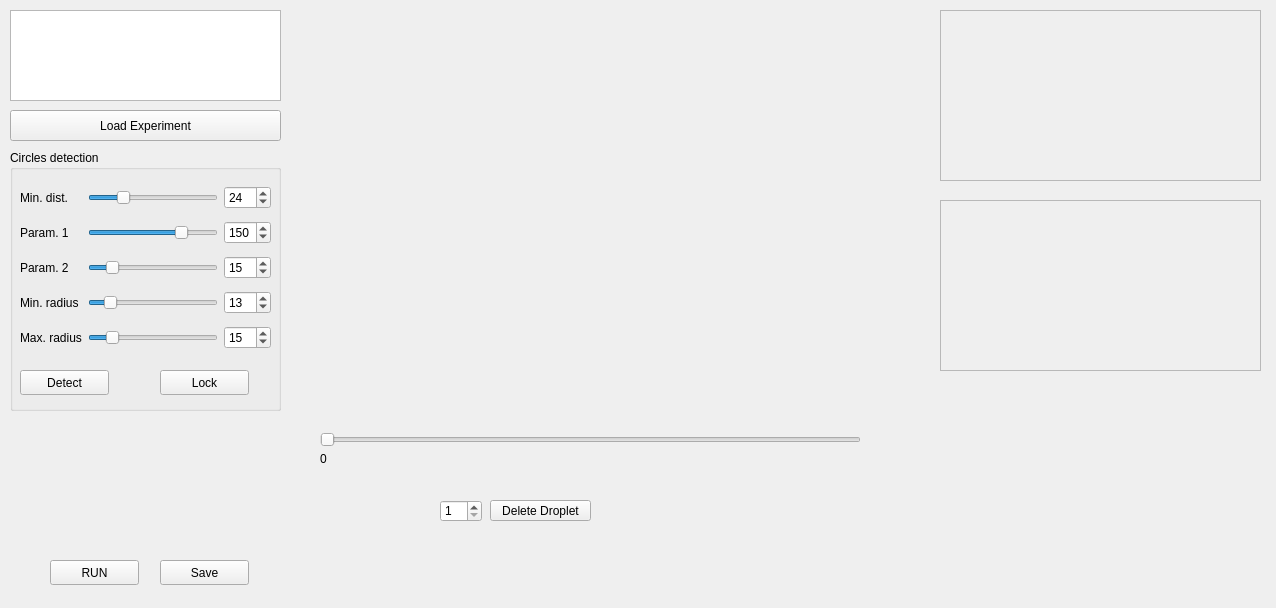
This is src/gui/analysis.ui in gfogwill/FrESH as Qt 5 draws it before an edit. The edited form follows.
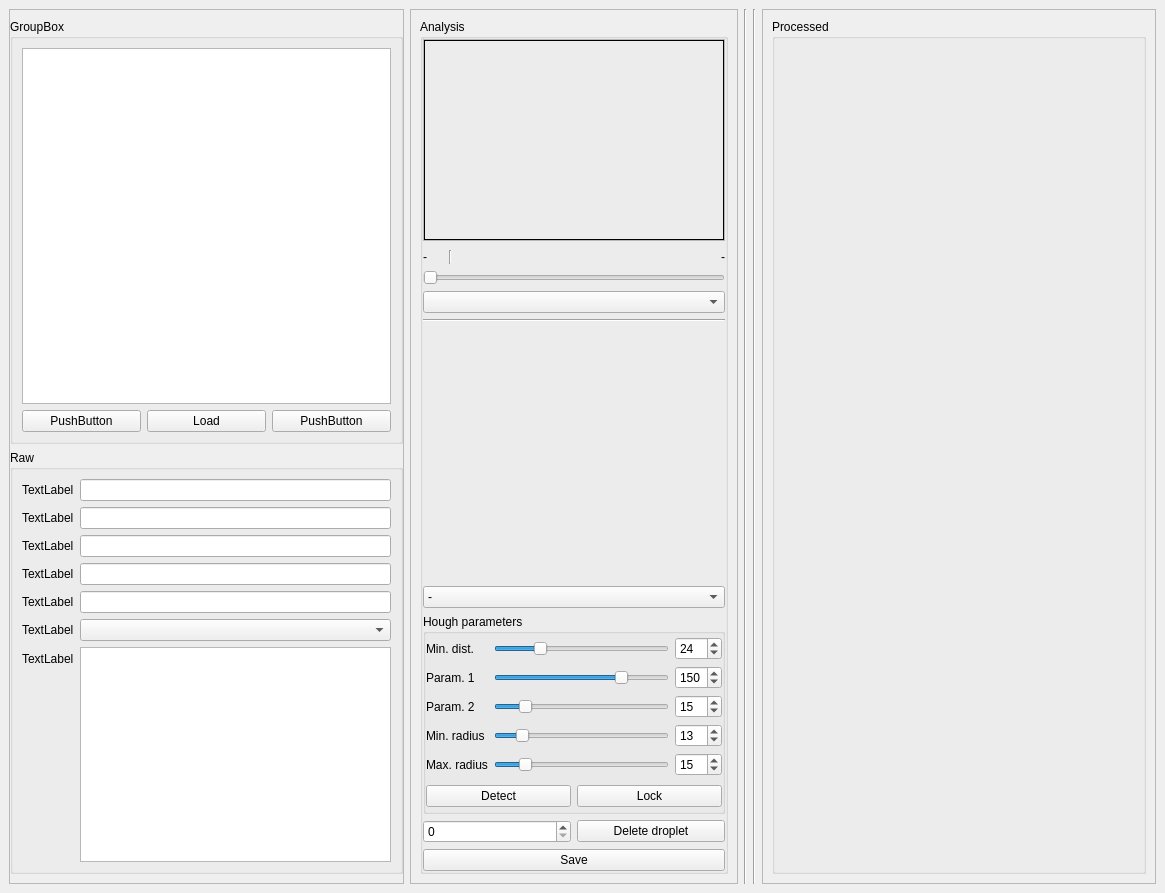
This is the edited form. Custom widgets are drawn as their Qt base class.

Commit message: chore: new analysis gui

Diff of the .ui file:
```diff
--- a/src/gui/analysis.ui
+++ b/src/gui/analysis.ui
@@ -6,58 +6,224 @@
    <rect>
     <x>0</x>
     <y>0</y>
-    <width>1276</width>
-    <height>608</height>
+    <width>1165</width>
+    <height>893</height>
    </rect>
   </property>
   <property name="windowTitle">
    <string>MainWindow</string>
   </property>
   <widget class="QWidget" name="centralwidget">
-   <widget class="QListView" name="experimentListView">
-    <property name="geometry">
-     <rect>
-      <x>10</x>
-      <y>10</y>
-      <width>271</width>
-      <height>91</height>
-     </rect>
-    </property>
-   </widget>
+   <layout class="QGridLayout" name="gridLayout">
+    <item row="1" column="0">
+     <layout class="QVBoxLayout" name="verticalLayout_2">
+      <item>
+       <layout class="QHBoxLayout" name="horizontalLayout" stretch="1,0,0,0,1">
+        <item>
+         <widget class="QFrame" name="frame_raw">
+          <property name="frameShape">
+           <enum>QFrame::StyledPanel</enum>
+          </property>
+          <property name="frameShadow">
+           <enum>QFrame::Raised</enum>
+          </property>
+          <layout class="QGridLayout" name="gridLayout_2">
+           <property name="leftMargin">
+            <number>0</number>
+           </property>
+           <property name="rightMargin">
+            <number>0</number>
+           </property>
+           <item row="1" column="0">
+            <widget class="QGroupBox" name="groupBox">
+             <property name="title">
+              <string>Raw</string>
+             </property>
+             <layout class="QGridLayout" name="gridLayout_3">
+              <item row="0" column="0">
+               <layout class="QFormLayout" name="formLayout">
+                <item row="0" column="0">
+                 <widget class="QLabel" name="label_2">
+                  <property name="text">
+                   <string>TextLabel</string>
+                  </property>
+                 </widget>
+                </item>
+                <item row="0" column="1">
+                 <widget class="QLineEdit" name="lineEdit"/>
+                </item>
+                <item row="1" column="0">
+                 <widget class="QLabel" name="label">
+                  <property name="text">
+                   <string>TextLabel</string>
+                  </property>
+                 </widget>
+                </item>
+                <item row="1" column="1">
+                 <widget class="QLineEdit" name="lineEdit_2"/>
+                </item>
+                <item row="2" column="0">
+                 <widget class="QLabel" name="label_3">
+                  <property name="text">
+                   <string>TextLabel</string>
+                  </property>
+                 </widget>
+                </item>
+                <item row="2" column="1">
+                 <widget class="QLineEdit" name="lineEdit_3"/>
+                </item>
+                <item row="3" column="0">
+                 <widget class="QLabel" name="label_4">
+                  <property name="text">
+                   <string>TextLabel</string>
+                  </property>
+                 </widget>
+                </item>
+                <item row="3" column="1">
+                 <widget class="QLineEdit" name="lineEdit_4"/>
+                </item>
+                <item row="4" column="0">
+                 <widget class="QLabel" name="label_5">
+                  <property name="text">
+                   <string>TextLabel</string>
+                  </property>
+                 </widget>
+                </item>
+                <item row="4" column="1">
+                 <widget class="QLineEdit" name="lineEdit_5"/>
+                </item>
+                <item row="5" column="0">
+                 <widget class="QLabel" name="label_7">
+                  <property name="text">
+                   <string>TextLabel</string>
+                  </property>
+                 </widget>
+                </item>
+                <item row="5" column="1">
+                 <widget class="QComboBox" name="comboBox"/>
+                </item>
+                <item row="6" column="0">
+                 <widget class="QLabel" name="label_obs">
+                  <property name="text">
+                   <string>TextLabel</string>
+                  </property>
+                 </widget>
+                </item>
+                <item row="6" column="1">
+                 <widget class="QTextEdit" name="textEdit_obs"/>
+                </item>
+               </layout>
+              </item>
+             </layout>
+            </widget>
+           </item>
+           <item row="0" column="0">
+            <widget class="QGroupBox" name="groupBox_4">
+             <property name="title">
+              <string>GroupBox</string>
+             </property>
+             <layout class="QGridLayout" name="gridLayout_8">
+              <item row="0" column="0">
+               <layout class="QVBoxLayout" name="verticalLayout_3">
+                <item>
+                 <widget class="QListView" name="experimentListView"/>
+                </item>
+                <item>
+                 <layout class="QHBoxLayout" name="horizontalLayout_3">
+                  <item>
+                   <widget class="QPushButton" name="pushButton">
+                    <property name="text">
+                     <string>PushButton</string>
+                    </property>
+                   </widget>
+                  </item>
+                  <item>
    <widget class="QPushButton" name="loadExperimentButton">
-    <property name="geometry">
-     <rect>
-      <x>10</x>
-      <y>110</y>
-      <width>271</width>
-      <height>31</height>
-     </rect>
-    </property>
     <property name="text">
-     <string>Load Experiment</string>
-    </property>
-   </widget>
-   <widget class="QLabel" name="img_label">
-    <property name="geometry">
-     <rect>
-      <x>300</x>
-      <y>10</y>
-      <width>600</width>
-      <height>402</height>
-     </rect>
-    </property>
+                     <string>Load</string>
+                    </property>
+                   </widget>
+                  </item>
+                  <item>
+                   <widget class="QPushButton" name="pushButton_3">
     <property name="text">
-     <string/>
-    </property>
-   </widget>
+                     <string>PushButton</string>
+                    </property>
+                   </widget>
+                  </item>
+                 </layout>
+                </item>
+               </layout>
+              </item>
+             </layout>
+            </widget>
+           </item>
+          </layout>
+         </widget>
+        </item>
+        <item>
+         <widget class="QFrame" name="frame_interim">
+          <property name="sizePolicy">
+           <sizepolicy hsizetype="Preferred" vsizetype="Preferred">
+            <horstretch>0</horstretch>
+            <verstretch>0</verstretch>
+           </sizepolicy>
+          </property>
+          <property name="frameShape">
+           <enum>QFrame::StyledPanel</enum>
+          </property>
+          <property name="frameShadow">
+           <enum>QFrame::Raised</enum>
+          </property>
+          <layout class="QGridLayout" name="gridLayout_4">
+           <item row="0" column="0">
+            <widget class="QGroupBox" name="groupBox_2">
+             <property name="sizePolicy">
+              <sizepolicy hsizetype="Preferred" vsizetype="Preferred">
+               <horstretch>0</horstretch>
+               <verstretch>0</verstretch>
+              </sizepolicy>
+             </property>
+             <property name="maximumSize">
+              <size>
+               <width>16777215</width>
+               <height>16777215</height>
+              </size>
+             </property>
+             <property name="title">
+              <string>Analysis</string>
+             </property>
+             <property name="alignment">
+              <set>Qt::AlignLeading|Qt::AlignLeft|Qt::AlignTop</set>
+             </property>
+             <layout class="QGridLayout" name="gridLayout_5">
+              <property name="leftMargin">
+               <number>0</number>
+              </property>
+              <property name="topMargin">
+               <number>0</number>
+              </property>
+              <property name="rightMargin">
+               <number>0</number>
+              </property>
+              <property name="bottomMargin">
+               <number>0</number>
+              </property>
+              <property name="horizontalSpacing">
+               <number>6</number>
+              </property>
+              <item row="8" column="0">
+               <layout class="QVBoxLayout" name="verticalLayout">
+                <property name="topMargin">
+                 <number>0</number>
+                </property>
+                <item>
    <widget class="QFrame" name="frame">
-    <property name="geometry">
-     <rect>
-      <x>940</x>
-      <y>10</y>
-      <width>321</width>
-      <height>171</height>
-     </rect>
+                  <property name="sizePolicy">
+                   <sizepolicy hsizetype="Preferred" vsizetype="Preferred">
+                    <horstretch>0</horstretch>
+                    <verstretch>0</verstretch>
+                   </sizepolicy>
     </property>
     <property name="frameShape">
      <enum>QFrame::StyledPanel</enum>
@@ -65,136 +231,208 @@
     <property name="frameShadow">
      <enum>QFrame::Raised</enum>
     </property>
-   </widget>
-   <widget class="QPushButton" name="runButton">
-    <property name="geometry">
-     <rect>
-      <x>50</x>
-      <y>560</y>
-      <width>89</width>
-      <height>25</height>
-     </rect>
+                  <layout class="QGridLayout" name="gridLayout_7">
+                   <property name="leftMargin">
+                    <number>0</number>
+                   </property>
+                   <property name="topMargin">
+                    <number>0</number>
+                   </property>
+                   <property name="rightMargin">
+                    <number>0</number>
+                   </property>
+                   <property name="bottomMargin">
+                    <number>0</number>
+                   </property>
+                   <property name="spacing">
+                    <number>0</number>
+                   </property>
+                   <item row="0" column="0">
+                    <widget class="QLabel" name="img_label">
+                     <property name="enabled">
+                      <bool>true</bool>
+                     </property>
+                     <property name="sizePolicy">
+                      <sizepolicy hsizetype="Fixed" vsizetype="Fixed">
+                       <horstretch>0</horstretch>
+                       <verstretch>0</verstretch>
+                      </sizepolicy>
+                     </property>
+                     <property name="minimumSize">
+                      <size>
+                       <width>300</width>
+                       <height>200</height>
+                      </size>
+                     </property>
+                     <property name="maximumSize">
+                      <size>
+                       <width>300</width>
+                       <height>200</height>
+                      </size>
+                     </property>
+                     <property name="baseSize">
+                      <size>
+                       <width>0</width>
+                       <height>0</height>
+                      </size>
+                     </property>
+                     <property name="frameShape">
+                      <enum>QFrame::Box</enum>
     </property>
     <property name="text">
-     <string>RUN</string>
-    </property>
-   </widget>
-   <widget class="QSlider" name="framesSlider">
-    <property name="geometry">
-     <rect>
-      <x>320</x>
-      <y>430</y>
-      <width>541</width>
-      <height>20</height>
-     </rect>
-    </property>
-    <property name="pageStep">
-     <number>1</number>
-    </property>
-    <property name="orientation">
-     <enum>Qt::Horizontal</enum>
-    </property>
-   </widget>
+                      <string/>
+                     </property>
+                    </widget>
+                   </item>
+                  </layout>
+                 </widget>
+                </item>
+                <item>
+                 <layout class="QHBoxLayout" name="horizontalLayout_2">
+                  <property name="topMargin">
+                   <number>3</number>
+                  </property>
+                  <item>
    <widget class="QLabel" name="frameNumber">
-    <property name="geometry">
-     <rect>
-      <x>320</x>
-      <y>450</y>
-      <width>241</width>
-      <height>17</height>
-     </rect>
-    </property>
-    <property name="text">
-     <string>0</string>
-    </property>
-   </widget>
-   <widget class="QPushButton" name="saveButton">
-    <property name="geometry">
-     <rect>
-      <x>160</x>
-      <y>560</y>
-      <width>89</width>
-      <height>25</height>
-     </rect>
-    </property>
+                    <property name="sizePolicy">
+                     <sizepolicy hsizetype="Fixed" vsizetype="Preferred">
+                      <horstretch>0</horstretch>
+                      <verstretch>0</verstretch>
+                     </sizepolicy>
+                    </property>
+                    <property name="minimumSize">
+                     <size>
+                      <width>20</width>
+                      <height>0</height>
+                     </size>
+                    </property>
     <property name="text">
-     <string>Save</string>
-    </property>
-   </widget>
-   <widget class="QSpinBox" name="delete_spinbox">
-    <property name="geometry">
-     <rect>
-      <x>440</x>
-      <y>500</y>
-      <width>42</width>
-      <height>22</height>
-     </rect>
-    </property>
-    <property name="minimum">
-     <number>1</number>
-    </property>
-    <property name="maximum">
-     <number>96</number>
-    </property>
-   </widget>
-   <widget class="QPushButton" name="deleteButton">
-    <property name="geometry">
-     <rect>
-      <x>490</x>
-      <y>500</y>
-      <width>101</width>
-      <height>21</height>
-     </rect>
-    </property>
-    <property name="text">
-     <string>Delete Droplet</string>
-    </property>
-   </widget>
+                     <string>-</string>
+                    </property>
+                    <property name="alignment">
+                     <set>Qt::AlignLeading|Qt::AlignLeft|Qt::AlignVCenter</set>
+                    </property>
+                   </widget>
+                  </item>
+                  <item>
+                   <widget class="Line" name="line_2">
+                    <property name="orientation">
+                     <enum>Qt::Vertical</enum>
+                    </property>
+                   </widget>
+                  </item>
+                  <item>
    <widget class="QLabel" name="temp_label">
-    <property name="geometry">
-     <rect>
-      <x>630</x>
-      <y>450</y>
-      <width>151</width>
-      <height>16</height>
-     </rect>
-    </property>
     <property name="text">
-     <string/>
-    </property>
-   </widget>
-   <widget class="PlotWidget" name="FFwidget" native="true">
-    <property name="geometry">
-     <rect>
-      <x>950</x>
-      <y>20</y>
-      <width>301</width>
-      <height>151</height>
-     </rect>
-    </property>
-   </widget>
-   <widget class="QGroupBox" name="groupBox">
-    <property name="geometry">
-     <rect>
-      <x>10</x>
-      <y>150</y>
-      <width>271</width>
-      <height>261</height>
-     </rect>
+                     <string>-</string>
+                    </property>
+                    <property name="alignment">
+                     <set>Qt::AlignRight|Qt::AlignTrailing|Qt::AlignVCenter</set>
+                    </property>
+                   </widget>
+                  </item>
+                 </layout>
+                </item>
+                <item>
+                 <widget class="QSlider" name="framesSlider">
+                  <property name="orientation">
+                   <enum>Qt::Horizontal</enum>
+                  </property>
+                 </widget>
+                </item>
+                <item>
+                 <widget class="QComboBox" name="comboBox_templates"/>
+                </item>
+                <item>
+                 <widget class="Line" name="line">
+                  <property name="orientation">
+                   <enum>Qt::Horizontal</enum>
+                  </property>
+                 </widget>
+                </item>
+                <item>
+                 <spacer name="verticalSpacer">
+                  <property name="orientation">
+                   <enum>Qt::Vertical</enum>
+                  </property>
+                  <property name="sizeHint" stdset="0">
+                   <size>
+                    <width>20</width>
+                    <height>40</height>
+                   </size>
+                  </property>
+                 </spacer>
+                </item>
+                <item>
+                 <widget class="QComboBox" name="comboBox_rotation">
+                  <item>
+                   <property name="text">
+                    <string>-</string>
+                   </property>
+                  </item>
+                  <item>
+                   <property name="text">
+                    <string>90 CW</string>
+                   </property>
+                  </item>
+                  <item>
+                   <property name="text">
+                    <string>180</string>
+                   </property>
+                  </item>
+                  <item>
+                   <property name="text">
+                    <string>90 CCW</string>
+                   </property>
+                  </item>
+                 </widget>
+                </item>
+                <item>
+                 <widget class="QGroupBox" name="groupBox_3">
+                  <property name="sizePolicy">
+                   <sizepolicy hsizetype="Preferred" vsizetype="Preferred">
+                    <horstretch>0</horstretch>
+                    <verstretch>0</verstretch>
+                   </sizepolicy>
+                  </property>
+                  <property name="minimumSize">
+                   <size>
+                    <width>0</width>
+                    <height>200</height>
+                   </size>
     </property>
     <property name="title">
-     <string>Circles detection</string>
-    </property>
-    <widget class="QWidget" name="gridLayoutWidget_2">
-     <property name="geometry">
-      <rect>
-       <x>10</x>
-       <y>30</y>
-       <width>251</width>
-       <height>179</height>
-      </rect>
-     </property>
-     <layout class="QGridLayout" name="gridLayout">
+                   <string>Hough parameters</string>
+                  </property>
+                  <layout class="QGridLayout" name="gridLayout_11">
+                   <property name="leftMargin">
+                    <number>0</number>
+                   </property>
+                   <property name="topMargin">
+                    <number>0</number>
+                   </property>
+                   <property name="rightMargin">
+                    <number>0</number>
+                   </property>
+                   <property name="bottomMargin">
+                    <number>0</number>
+                   </property>
+                   <item row="1" column="1">
+                    <widget class="QPushButton" name="pushButton_Lock">
+                     <property name="text">
+                      <string>Lock</string>
+                     </property>
+                    </widget>
+                   </item>
+                   <item row="1" column="0">
+                    <widget class="QPushButton" name="pushButton_Detect">
+                     <property name="text">
+                      <string>Detect</string>
+                     </property>
+                    </widget>
+                   </item>
+                   <item row="0" column="0" colspan="2">
+                    <layout class="QGridLayout" name="gridLayout_10">
       <item row="1" column="2">
        <widget class="QSpinBox" name="spinBox_14">
         <property name="maximum">
@@ -207,6 +445,9 @@
       </item>
       <item row="2" column="1">
        <widget class="QSlider" name="horizontalSlider_15">
+                       <property name="pageStep">
+                        <number>1</number>
+                       </property>
         <property name="value">
          <number>15</number>
         </property>
@@ -223,7 +464,7 @@
        </widget>
       </item>
       <item row="0" column="0">
-       <widget class="QLabel" name="label">
+                      <widget class="QLabel" name="label_6">
         <property name="text">
          <string>Min. dist.</string>
         </property>
@@ -231,6 +472,9 @@
       </item>
       <item row="0" column="1">
        <widget class="QSlider" name="horizontalSlider_13">
+                       <property name="pageStep">
+                        <number>1</number>
+                       </property>
         <property name="value">
          <number>24</number>
         </property>
@@ -248,6 +492,9 @@
       </item>
       <item row="3" column="1">
        <widget class="QSlider" name="horizontalSlider_16">
+                       <property name="pageStep">
+                        <number>1</number>
+                       </property>
         <property name="value">
          <number>13</number>
         </property>
@@ -257,7 +504,7 @@
        </widget>
       </item>
       <item row="2" column="0">
-       <widget class="QLabel" name="label_3">
+                      <widget class="QLabel" name="label_8">
         <property name="text">
          <string>Param. 2</string>
         </property>
@@ -265,6 +512,9 @@
       </item>
       <item row="4" column="1">
        <widget class="QSlider" name="horizontalSlider_17">
+                       <property name="pageStep">
+                        <number>1</number>
+                       </property>
         <property name="value">
          <number>15</number>
         </property>
@@ -274,14 +524,14 @@
        </widget>
       </item>
       <item row="4" column="0">
-       <widget class="QLabel" name="label_5">
+                      <widget class="QLabel" name="label_9">
         <property name="text">
          <string>Max. radius</string>
         </property>
        </widget>
       </item>
       <item row="3" column="0">
-       <widget class="QLabel" name="label_4">
+                      <widget class="QLabel" name="label_10">
         <property name="text">
          <string>Min. radius</string>
         </property>
@@ -295,7 +545,7 @@
        </widget>
       </item>
       <item row="1" column="0">
-       <widget class="QLabel" name="label_2">
+                      <widget class="QLabel" name="label_11">
         <property name="text">
          <string>Param. 1</string>
         </property>
@@ -306,6 +556,9 @@
         <property name="maximum">
          <number>200</number>
         </property>
+                       <property name="pageStep">
+                        <number>1</number>
+                       </property>
         <property name="value">
          <number>150</number>
         </property>
@@ -322,60 +575,107 @@
        </widget>
       </item>
      </layout>
-    </widget>
-    <widget class="QPushButton" name="pushButton_Detect">
-     <property name="geometry">
-      <rect>
-       <x>10</x>
-       <y>220</y>
-       <width>89</width>
-       <height>25</height>
-      </rect>
-     </property>
+                   </item>
+                  </layout>
+                 </widget>
+                </item>
+                <item>
+                 <layout class="QHBoxLayout" name="horizontalLayout_4">
+                  <property name="topMargin">
+                   <number>0</number>
+                  </property>
+                  <item>
+                   <widget class="QSpinBox" name="spinBox"/>
+                  </item>
+                  <item>
+                   <widget class="QPushButton" name="deleteDropletButton">
      <property name="text">
-      <string>Detect</string>
-     </property>
-    </widget>
-    <widget class="QPushButton" name="pushButton_Lock">
-     <property name="geometry">
-      <rect>
-       <x>150</x>
-       <y>220</y>
-       <width>89</width>
-       <height>25</height>
-      </rect>
-     </property>
+                     <string>Delete droplet</string>
+                    </property>
+                   </widget>
+                  </item>
+                 </layout>
+                </item>
+                <item>
+                 <widget class="QPushButton" name="saveButton">
      <property name="text">
-      <string>Lock</string>
-     </property>
-    </widget>
-   </widget>
-   <widget class="QFrame" name="frame_2">
-    <property name="geometry">
-     <rect>
-      <x>940</x>
-      <y>200</y>
-      <width>321</width>
-      <height>171</height>
-     </rect>
-    </property>
+                   <string>Save</string>
+                  </property>
+                 </widget>
+                </item>
+               </layout>
+              </item>
+             </layout>
+            </widget>
+           </item>
+          </layout>
+         </widget>
+        </item>
+        <item>
+         <widget class="Line" name="vertical_line">
+          <property name="orientation">
+           <enum>Qt::Vertical</enum>
+          </property>
+         </widget>
+        </item>
+        <item>
+         <widget class="Line" name="vertical_line_2">
+          <property name="orientation">
+           <enum>Qt::Vertical</enum>
+          </property>
+         </widget>
+        </item>
+        <item>
+         <widget class="QFrame" name="frame_processed">
     <property name="frameShape">
      <enum>QFrame::StyledPanel</enum>
     </property>
     <property name="frameShadow">
      <enum>QFrame::Raised</enum>
     </property>
-   </widget>
-   <widget class="PlotWidget" name="FFwidget_grayscale" native="true">
-    <property name="geometry">
-     <rect>
-      <x>950</x>
-      <y>210</y>
-      <width>301</width>
-      <height>151</height>
-     </rect>
-    </property>
-   </widget>
+          <layout class="QGridLayout" name="gridLayout_6">
+           <item row="0" column="0">
+            <widget class="QGroupBox" name="processedBox">
+             <property name="title">
+              <string>Processed</string>
+             </property>
+             <layout class="QGridLayout" name="gridLayout_9">
+              <property name="leftMargin">
+               <number>0</number>
+              </property>
+              <property name="topMargin">
+               <number>0</number>
+              </property>
+              <property name="rightMargin">
+               <number>0</number>
+              </property>
+              <property name="bottomMargin">
+               <number>0</number>
+              </property>
+              <item row="0" column="0">
+               <layout class="QVBoxLayout" name="verticalLayout_4">
+                <item>
+                 <widget class="PlotWidget" name="FFwidget" native="true"/>
+                </item>
+                <item>
+                 <widget class="PlotWidget" name="FFwidget_grayscale" native="true"/>
+                </item>
+                <item>
+                 <widget class="QWidget" name="widget_2" native="true"/>
+                </item>
+               </layout>
+              </item>
+             </layout>
+            </widget>
+           </item>
+          </layout>
+         </widget>
+        </item>
+       </layout>
+      </item>
+     </layout>
+    </item>
+   </layout>
   </widget>
  </widget>
  <customwidgets>
```
Left out of the diff: 126 changed lines with no effect on the pictures. Lines whose indentation alone changed are shown as unchanged. The commit also changes 1 other file.
